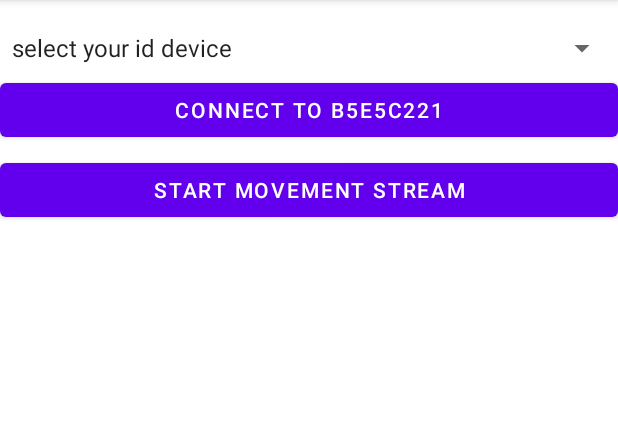
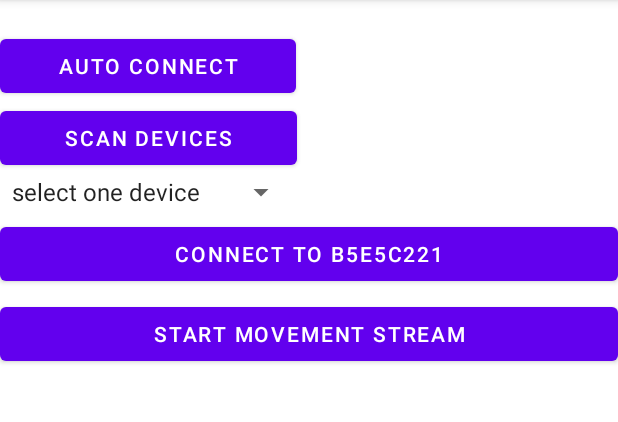
Before and after one commit to usb8/punch-check-mobile-app, an Android app: the screen it shows after launch (MainActivity), on a phone screen of 412 x 824 dp, the part 84-506 px from its top. Run offline under Robolectric (Android 15) with nearby library versions, the light colour scheme and no system bars; our stand-ins replace RxJava; libraries missing offline, so code that uses them is left out: com.polar.sdk; 5 statements that could not run were skipped.

Commit message:
auto connect device, scan deviceS and then choose only one device of Polar, refactoring code

```diff
--- a/Mobile/app/src/main/java/com/example/mobile/MainActivity.kt
+++ b/Mobile/app/src/main/java/com/example/mobile/MainActivity.kt
@@ -32,64 +32,36 @@ class MainActivity : AppCompatActivity() {
         private const val PERMISSION_REQUEST_CODE = 1
     }
 
-    // ATTENTION! Replace with the device ID from your device.
-    private var deviceId = "B5E5C221"
+    private var deviceId = ""
 
     private val api: PolarBleApi by lazy {
         // Notice PolarBleApi.ALL_FEATURES are enabled
         PolarBleApiDefaultImpl.defaultImplementation(applicationContext, PolarBleApi.ALL_FEATURES)
     }
 
+    private var autoConnectDisposable: Disposable? = null
+    private var scanDisposable: Disposable? = null
     private var movementDisposable: Disposable? = null
 
     private var deviceConnected = false
     private var bluetoothEnabled = false
 
+    private lateinit var autoConnectButton: Button
+    private lateinit var scanButton: Button
     private lateinit var connectButton: Button
     private lateinit var movementButton: Button
     private lateinit var textViewAccX: TextView
 
-    private val listDeviceId = mutableListOf<String>("select your id device", "B5E5C221")
+    // ATTENTION! Replace with the device ID from your device at index 1st of array below.
+    private val listDeviceId = mutableListOf<String>("select one device", "B5E5C221")
 
     override fun onCreate(savedInstanceState: Bundle?) {
         super.onCreate(savedInstanceState)
         setContentView(R.layout.activity_main)
+        Log.d(TAG, "version: " + PolarBleApiDefaultImpl.versionInfo())
 
-        listDeviceId.add("hihi")
-        listDeviceId.add("haha")
-        listDeviceId.add("hehe")
-
-        val spinner: Spinner = findViewById(R.id.spinner)
-
-//        // Create an ArrayAdapter using the string array and a default spinner layout
-//        ArrayAdapter.createFromResource(
-//            this,
-//            R.array.device_id_array,
-//            android.R.layout.simple_spinner_item
-//        ).also { adapter ->
-//            // Specify the layout to use when the list of choices appears
-//            adapter.setDropDownViewResource(android.R.layout.simple_spinner_dropdown_item)
-//            // Apply the adapter to the spinner
-//            spinner.adapter = adapter
-//        }
-
-        val adapter = ArrayAdapter(
-            this,
-            android.R.layout.simple_spinner_item, listDeviceId
-        )
-        adapter.setDropDownViewResource(android.R.layout.simple_spinner_dropdown_item)
-        spinner.adapter = adapter
-
-        spinner?.onItemSelectedListener = object : AdapterView.OnItemSelectedListener{
-            override fun onNothingSelected(parent: AdapterView<*>?) {
-            }
-            override fun onItemSelected(parent: AdapterView<*>?, view: View?, position: Int, id: Long) {
-                deviceId = if (listDeviceId[position] === "select your id device") listDeviceId[1] else listDeviceId[position]
-                connectButton.text = getString(R.string.connect_to_device, deviceId)
-            }
-        }
-
-        Log.d(TAG, "version: " + PolarBleApiDefaultImpl.versionInfo())
+        autoConnectButton = findViewById(R.id.auto_connect_button)
+        scanButton = findViewById(R.id.scan_button)
         connectButton = findViewById(R.id.connect_button)
         movementButton = findViewById(R.id.movement_button)
         textViewAccX = findViewById(R.id.view_acc_X)
@@ -149,7 +121,68 @@ class MainActivity : AppCompatActivity() {
             }
         })
 
-        connectButton.text = getString(R.string.connect_to_device, deviceId)
+        val spinner: Spinner = findViewById(R.id.spinner)
+        val adapter = ArrayAdapter(
+            this,
+            android.R.layout.simple_spinner_item, listDeviceId
+        )
+        adapter.setDropDownViewResource(android.R.layout.simple_spinner_dropdown_item)
+        spinner.adapter = adapter
+
+        spinner?.onItemSelectedListener = object : AdapterView.OnItemSelectedListener{
+            override fun onNothingSelected(parent: AdapterView<*>?) {
+            }
+            override fun onItemSelected(parent: AdapterView<*>?, view: View?, position: Int, id: Long) {
+                deviceId = if (listDeviceId[position] == "select one device") listDeviceId[1] else listDeviceId[position]
+                connectButton.text = getString(R.string.connect_to_device, deviceId)
+            }
+        }
+
+        autoConnectButton.setOnClickListener {
+            if (autoConnectDisposable != null) {
+                autoConnectDisposable?.dispose()
+            }
+            autoConnectDisposable = api.autoConnectToDevice(-60, "180D", null)
+                .subscribe(
+                    {
+                        showToast("auto connect search complete")
+                        // Log.d(TAG, "auto connect search complete")
+                    },
+                    { throwable: Throwable -> Log.e(TAG, "" + throwable.toString()) }
+                )
+        }
+
+        scanButton.setOnClickListener {
+            val isDisposed = scanDisposable?.isDisposed ?: true
+            if (isDisposed) {
+                toggleButtonDown(scanButton, R.string.scanning_devices)
+                scanDisposable = api.searchForDevice()
+                    .observeOn(AndroidSchedulers.mainThread())
+                    .subscribe(
+                        { polarDeviceInfo: PolarDeviceInfo ->
+                            listDeviceId.add("${polarDeviceInfo.deviceId}")
+                            showToast("Found and added ${polarDeviceInfo.deviceId}")
+                            // Log.d(TAG, "polar device found id: " + polarDeviceInfo.deviceId + " address: " + polarDeviceInfo.address + " rssi: " + polarDeviceInfo.rssi + " name: " + polarDeviceInfo.name + " isConnectable: " + polarDeviceInfo.isConnectable)
+                        },
+                        { error: Throwable ->
+                            toggleButtonUp(scanButton, "Scan devices")
+                            showToast("$error")
+                            // Log.e(TAG, "Device scan failed. Reason $error")
+                        },
+                        {
+                            toggleButtonUp(scanButton, "Scan devices")
+                            scanDisposable?.dispose()
+                            showToast("complete")
+                            // Log.d(TAG, "complete")
+                        }
+                    )
+            } else {
+                toggleButtonUp(scanButton, "Scan devices")
+                scanDisposable?.dispose()
+            }
+        }
+
+        connectButton.text = getString(R.string.connect_to_device, listDeviceId[1])
         connectButton.setOnClickListener {
             try {
                 if (deviceConnected) {
--- a/Mobile/app/src/main/res/layout/activity_main.xml
+++ b/Mobile/app/src/main/res/layout/activity_main.xml
@@ -16,9 +16,21 @@
         app:layout_constraintStart_toStartOf="parent"
         app:layout_constraintTop_toTopOf="parent">
 
+        <Button
+            android:id="@+id/auto_connect_button"
+            android:layout_width="197dp"
+            android:layout_height="wrap_content"
+            android:text="@string/auto_connect_toggle" />
+
+        <Button
+            android:id="@+id/scan_button"
+            android:layout_width="198dp"
+            android:layout_height="wrap_content"
+            android:text="@string/scan_devices" />
+
         <Spinner
             android:id="@+id/spinner"
-            android:layout_width="match_parent"
+            android:layout_width="198dp"
             android:layout_height="wrap_content" />
 
         <View
--- a/Mobile/app/src/main/res/values/strings.xml
+++ b/Mobile/app/src/main/res/values/strings.xml
@@ -9,6 +9,9 @@
     <string name="range">Range</string>
     <string name="channels">Channels</string>
     <string name="ok">OK</string>
+    <string name="auto_connect_toggle">Auto connect</string>
+    <string name="scan_devices">scan devices</string>
+    <string name="scanning_devices">stop device scan</string>
 
     <string-array name="device_id_array">
         <item>id1</item>
```
